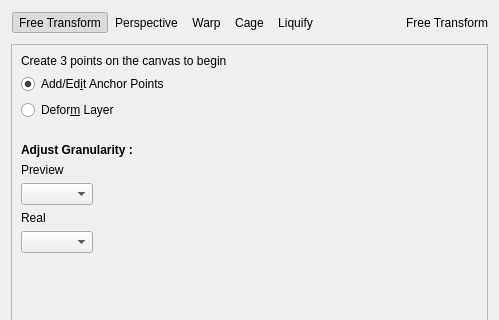
KDE/krita, file plugins/tools/tool_transform2/wdg_tool_transform.ui: the form before one commit; both pictures show x 0 to 499 and y 0 to 320 of the 499 by 751 pixel window.
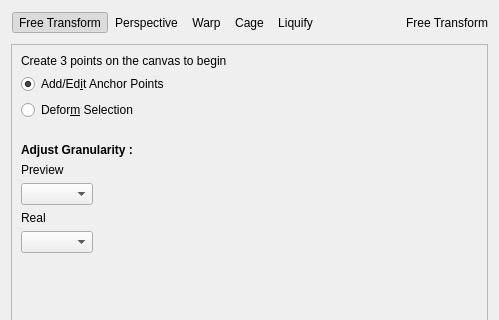
The form after the commit. Custom widgets are drawn as their Qt base class.

Commit message: Change label of Defor&m Layer to Defor&amp;m Selection because it does not deform the layer itself, only the area inside the cage.

Patch:
```diff
--- a/plugins/tools/tool_transform2/wdg_tool_transform.ui
+++ b/plugins/tools/tool_transform2/wdg_tool_transform.ui
@@ -1660,7 +1660,7 @@
           <bool>true</bool>
          </property>
          <property name="text">
-          <string>Defor&amp;m Layer</string>
+          <string>Defor&amp;m Selection</string>
          </property>
          <attribute name="buttonGroup">
           <string notr="true">cageTransformButtonGroup</string>
```
